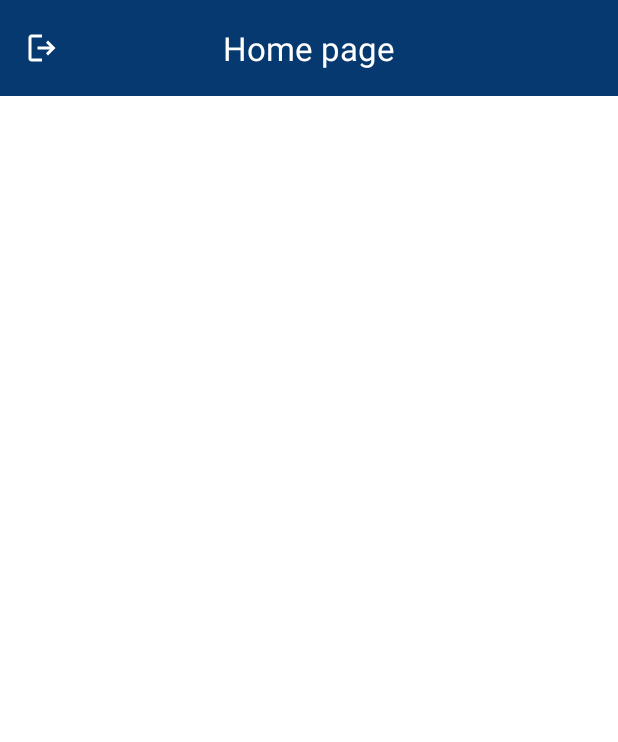
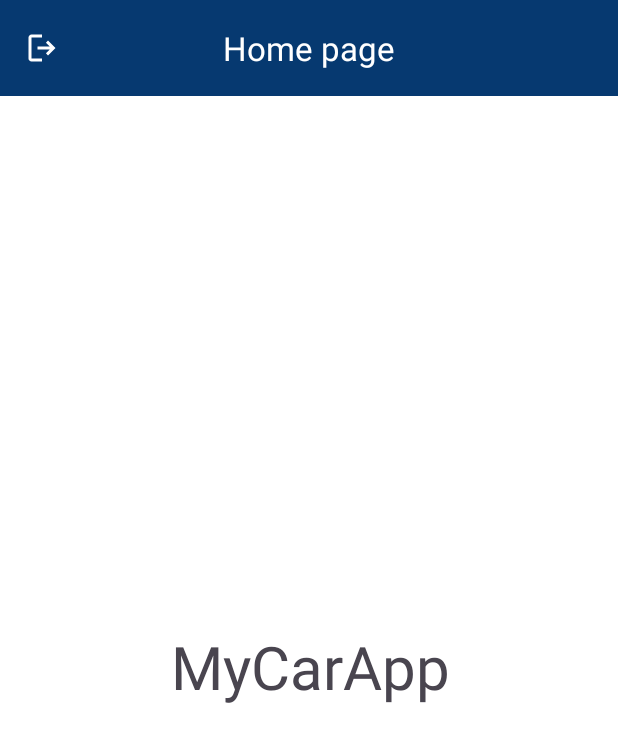
Before and after one commit to batooldshilleh/TrainingTasks, an Android app: the layout activity_home.xml on its own in the app's theme, with its tools: preview values and no code run, on a phone screen of 412 x 824 dp. Shown: the top 742 px of the screen. Run offline under Robolectric (Android 15) with nearby library versions, the phone set to English and light mode, and no system bars.

Commit message:
show user type
send user type from login to home

```diff
--- a/app/src/main/res/layout/activity_home.xml
+++ b/app/src/main/res/layout/activity_home.xml
@@ -23,17 +23,21 @@
         app:navigationIcon="@drawable/logout_fill0_wght400_grad0_opsz24"/>
 
 
-    <ListView
-        android:id="@+id/slvHome"
-        android:layout_width="fill_parent"
-        android:layout_height="fill_parent"
-        android:layout_marginBottom="10dp"
-        android:layout_marginTop="5dp"
+    <TextView
+        android:id="@+id/tvType"
+        android:layout_width="0dp"
+        android:layout_height="wrap_content"
         android:background="@android:color/transparent"
         android:cacheColorHint="@android:color/transparent"
         android:divider="#CCCCCC"
         android:dividerHeight="1dp"
         android:paddingStart="2dp"
-        tools:ignore="MissingConstraints,RtlSymmetry" />
+        app:layout_constraintBottom_toBottomOf="parent"
+        app:layout_constraintEnd_toEndOf="parent"
+        app:layout_constraintStart_toStartOf="parent"
+        app:layout_constraintTop_toBottomOf="@+id/topAppBar"
+        android:text="@string/app_name"
+        android:gravity="center"
+        android:textSize="40dp"/>
 
 </androidx.constraintlayout.widget.ConstraintLayout>
```
Also changed, not shown: app/src/main/java/com/example/mycarapp/Home.kt (+16 -1 lines).
